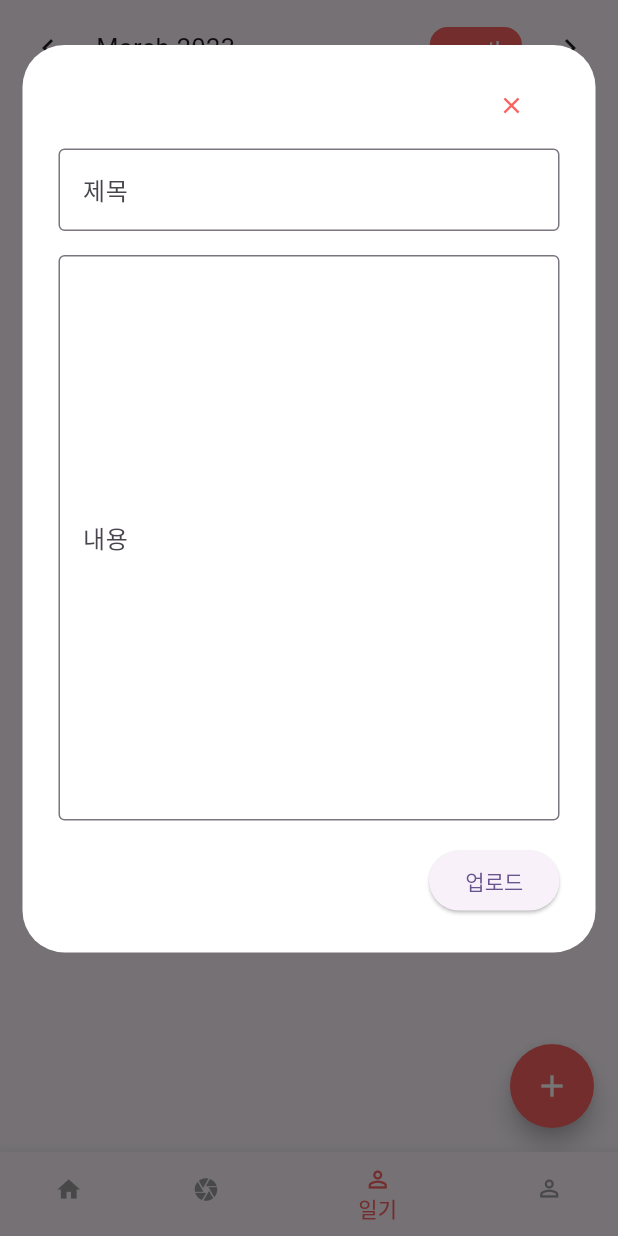
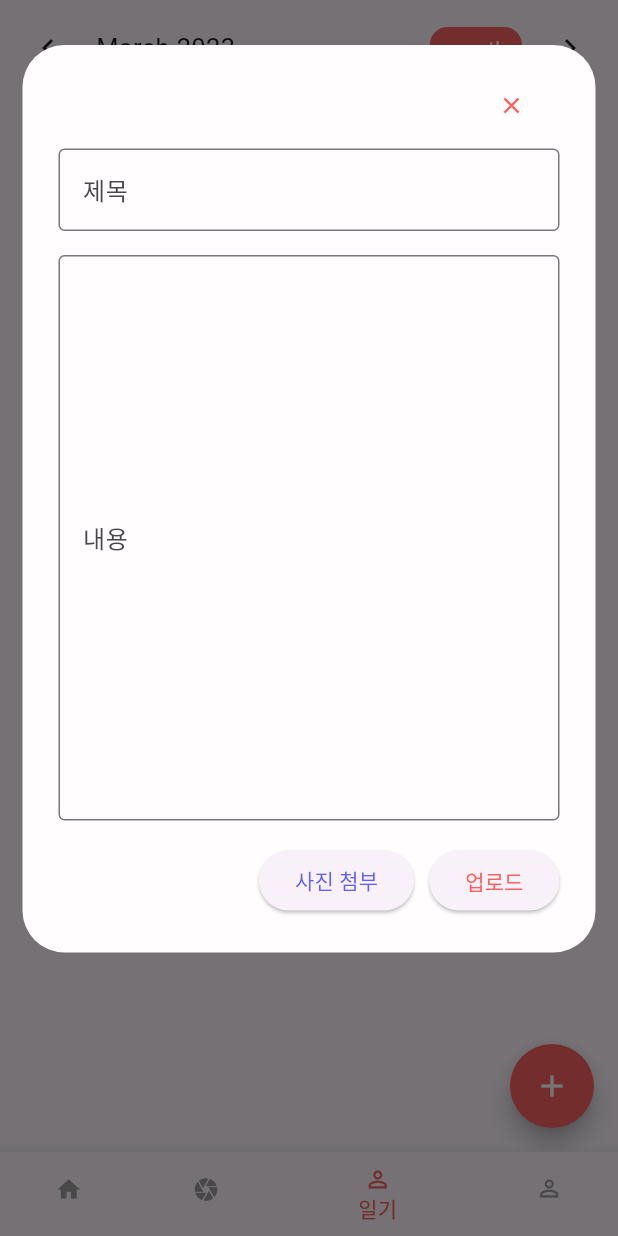
Before and after one commit to Mmm2927/LSTM, a Flutter app: the screen it shows after launch, item 3 of the bottom bar chosen, after a tap on the "add" icon, on a phone screen of 412 x 824 dp. Run offline on Flutter 3.47's test engine with Material 2 defaults, Android fonts, the phone set to English and light mode, and no system bars; drawn by our look-alikes of table_calendar; our stand-ins replace dio, flutter_secure_storage, image_picker, sqflite; missing offline and left inert: checkbox_formfield, jwt_decode; accounts and stored records are empty.

Commit message:
update diary page with image

```diff
--- a/lib/screens/main_3_diary.dart
+++ b/lib/screens/main_3_diary.dart
@@ -3,6 +3,8 @@ import 'package:intl/intl.dart';
 import 'package:table_calendar/table_calendar.dart';
 import '../database/database.dart';
 import '../database/diaryDB.dart';
+import 'dart:io';
+import 'package:image_picker/image_picker.dart';
 
 class MainDiary extends StatefulWidget {
   const MainDiary({super.key});
@@ -34,7 +36,7 @@ class MainDiaryState extends State<MainDiary> {
                     child: writeDiary(selectedDay),
                   ),
                   insetPadding: const EdgeInsets.fromLTRB(15, 30, 15, 30),
-                  backgroundColor: const Color(0xffffffff),
+                  backgroundColor: const Color(0xfffffdfd),
                 ),
               );
             }
@@ -123,8 +125,7 @@ class MainDiaryState extends State<MainDiary> {
           ),
         ),
         const SizedBox(height: 20),
-        Center(
-          child: FutureBuilder<Diary>(
+        FutureBuilder<Diary>(
           future: DatabaseHelper.instance.getDiary(selectedDay),
           builder: (BuildContext context, AsyncSnapshot<Diary> snapshot) {
             if (!snapshot.hasData) {
@@ -134,31 +135,26 @@ class MainDiaryState extends State<MainDiary> {
             }
             return snapshot.data == null
                 ? const Center(child: Text('No Today Diary'))
-                  : SingleChildScrollView(
+                : Expanded(
+                  child: SingleChildScrollView(
+                      padding: const EdgeInsets.fromLTRB(20, 0, 0, 5),
                       scrollDirection: Axis.vertical,
                       child: Column(
                           mainAxisAlignment: MainAxisAlignment.start,
                           crossAxisAlignment: CrossAxisAlignment.start,
                           children: [
-                    Container(
-                      padding: const EdgeInsets.fromLTRB(20, 0, 0, 5),
-                      child: Text(snapshot.data!.title, style:const TextStyle(fontSize:18, fontWeight: FontWeight.bold))
-                    ),
+                            Text(snapshot.data!.title, style:const TextStyle(fontSize:18, fontWeight: FontWeight.bold)),
                             const SizedBox(height:10),
-                    Container(
-                        padding: const EdgeInsets.fromLTRB(20, 0, 0, 5),
-                        child: Text(snapshot.data!.date, style:const TextStyle(fontSize:13, color:Colors.blueGrey))
-                    ),
+                            Text(snapshot.data!.date, style:const TextStyle(fontSize:13, color:Colors.blueGrey)),
                             const SizedBox(height:10, width: double.infinity,),
-                    Container(
-                      padding: const EdgeInsets.fromLTRB(20, 0, 0, 5),
-                      child: Text(snapshot.data!.content, style:const TextStyle(fontSize:16)),
-                    ),
+                            Center(child: snapshot.data!.image == null? const SizedBox(height:10, width: double.infinity,) : Image.file(File(snapshot.data!.image ?? 'default'), width: MediaQuery.of(context).size.width/2) ,),
+                            const SizedBox(height:10, width: double.infinity,),
+                            Text(snapshot.data!.content, style:const TextStyle(fontSize:16)),
                           ]
+                      )
                   ),
             );
           }
-          )
         )
       ],
     );
@@ -170,7 +166,7 @@ class MainDiaryState extends State<MainDiary> {
   writeDiary(DateTime selectedDay) {
     String title = '';
     String content = '';
-    String image;
+    String? image;
     String selDay = DateFormat('yyyy.MM.dd').format(selectedDay);
 
     return Column(
@@ -187,6 +183,7 @@ class MainDiaryState extends State<MainDiary> {
           height: 5.0,
         ),
         TextFormField(
+          cursorColor: Color(0xfffa625f),
           controller: _titleController,
           onSaved: (value) {
             setState(() {
@@ -201,6 +198,10 @@ class MainDiaryState extends State<MainDiary> {
           },
           decoration: const InputDecoration(
             labelText: '제목',
+            floatingLabelStyle: TextStyle(color: Color(0xfffa625f)),
+            focusedBorder: OutlineInputBorder(
+                borderSide: BorderSide(width:1.5, color: Color(0xfffa625f))
+            ),
             border: OutlineInputBorder(),
           ),
           style: const TextStyle(fontSize: 15),
@@ -210,6 +211,7 @@ class MainDiaryState extends State<MainDiary> {
           width: 5000,
         ),
         TextFormField(
+          cursorColor: Color(0xfffa625f),
           maxLines: 15,
           keyboardType: TextInputType.multiline,
           controller: _contentController,
@@ -226,25 +228,42 @@ class MainDiaryState extends State<MainDiary> {
           },
           decoration: const InputDecoration(
             labelText: '내용',
+            floatingLabelStyle: TextStyle(color: Color(0xfffa625f)),
+            focusedBorder: OutlineInputBorder(
+              borderSide: BorderSide(width:1.5, color: Color(0xfffa625f))
+            ),
             border: OutlineInputBorder(),
           ),
           style: const TextStyle(fontSize: 15),
         ),
         const SizedBox(
           height: 16.0,
-          width: 5000,
         ),
-        ElevatedButton(onPressed: () {
+        Row(
+          mainAxisAlignment: MainAxisAlignment.end,
+          children: [
+            ElevatedButton(onPressed: (() async {
+              final _image = await ImagePicker().getImage(source: ImageSource.gallery);
+              image = _image!.path;
+              //setState(() {
+              //  _file = File(image!.path);
+              //});
+            }), child: const Text('사진 첨부', style: TextStyle(color: Color(0xff625ffa)))),
+            const SizedBox(width: 10),
+            ElevatedButton(
+                onPressed: () {
                   if (_formKey.currentState!.validate()) {
                     _formKey.currentState!.save();
-            DatabaseHelper.instance.add(Diary(date: selDay, title: title, content: content));
+                    DatabaseHelper.instance.add(Diary(date: selDay, title: title, content: content, image: image));
                     _formKey.currentState?.reset();
                     Navigator.of(context).pop();
                     ScaffoldMessenger.of(context).showSnackBar(
                       const SnackBar(content: Text('업로드 되었습니다.')),
                     );
                   }
-        }, child: const Text('업로드')),
+                  }, child: const Text('업로드', style: TextStyle(color: Color(0xfffa625f)))),
+          ],
+        ),
       ]
     );
   }
--- a/pubspec.yaml
+++ b/pubspec.yaml
@@ -39,6 +39,7 @@ dependencies:
   sqflite:
   path:
   path_provider:
+  image_picker:
 
   # The following adds the Cupertino Icons font to your application.
   # Use with the CupertinoIcons class for iOS style icons.
```
Also changed, not shown: pubspec.lock. Lines whose indentation alone changed are shown as unchanged.
